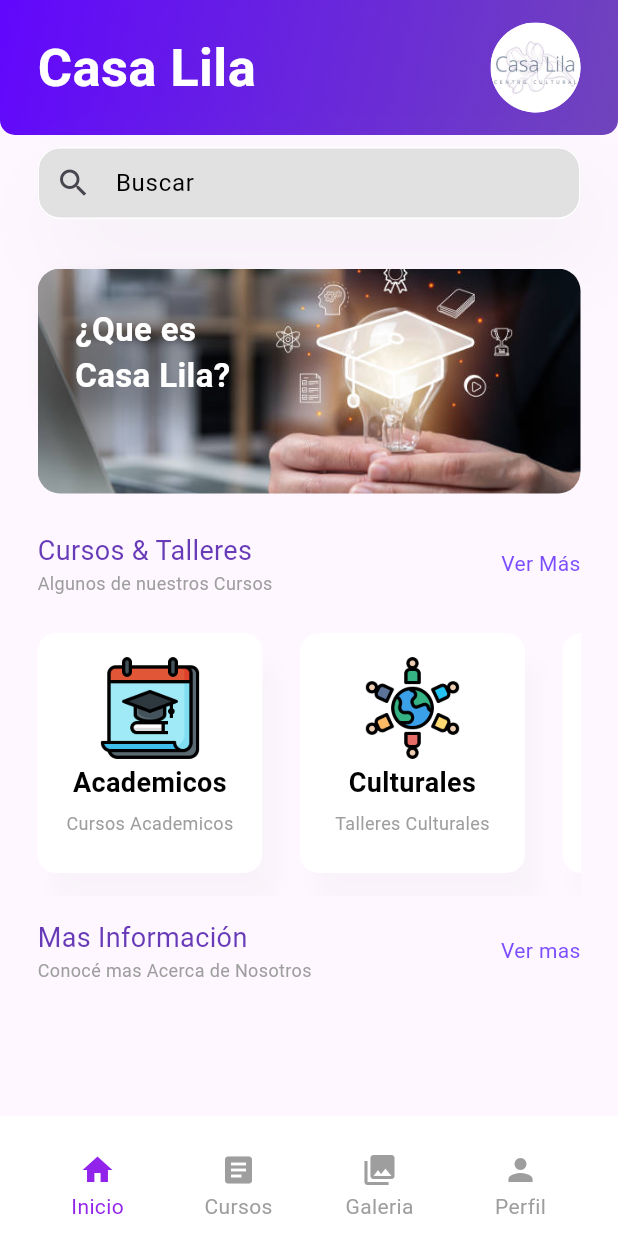
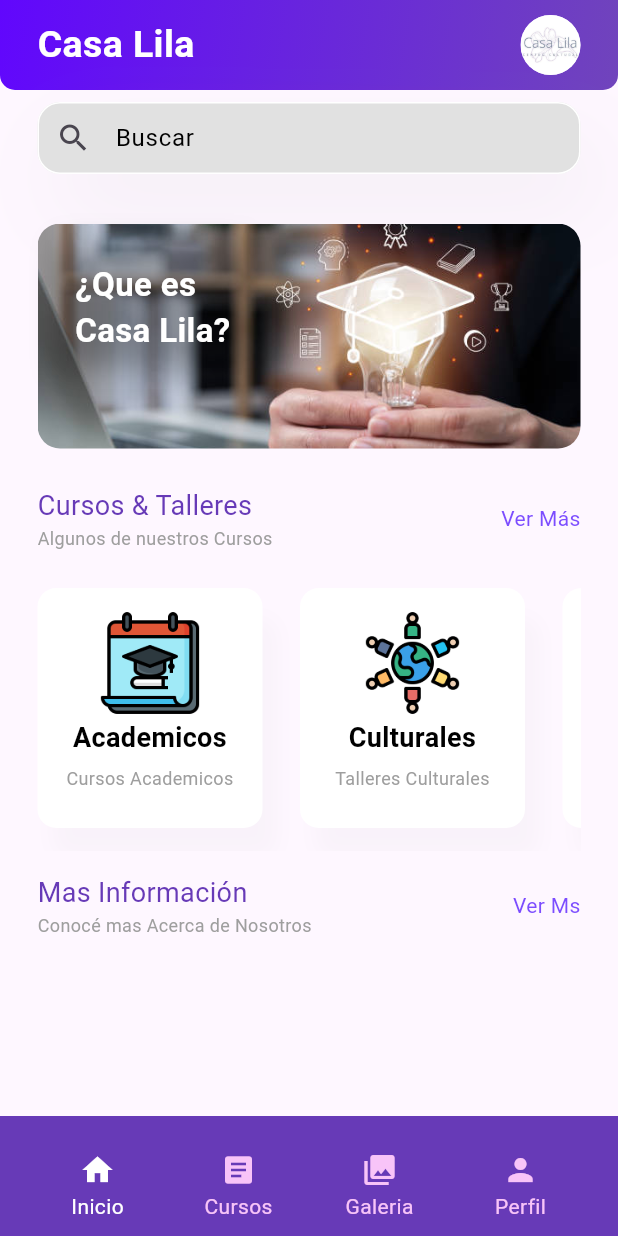
Before and after one commit to Antoni0Pachec0/mobileCasaLila, a Flutter app: the HomeScreen screen opened by its route, on a phone screen of 412 x 824 dp. Run offline on Flutter 3.47's test engine with Material 3 defaults, Android fonts, the phone set to English and light mode, and no system bars.

Commit message:
separacion de los widgets bottom, topbar y creacion de carpetas

```diff
--- a/lib/screens/home_screen.dart
+++ b/lib/screens/global/inicio_screen.dart
@@ -1,4 +1,5 @@
 import 'package:flutter/material.dart';
+import 'package:casalila/screens/inc/topbar.dart';
 
 class HomeScreen extends StatefulWidget {
   const HomeScreen({super.key});
@@ -9,7 +10,6 @@ class HomeScreen extends StatefulWidget {
 
 class _HomeScreenState extends State<HomeScreen> {
   int _selectedIndex = 0;
-
   @override
   Widget build(BuildContext context) {
     return Scaffold(
@@ -28,9 +28,9 @@ class _HomeScreenState extends State<HomeScreen> {
         ),
       ),
       bottomNavigationBar: BottomAppBar(
-        color: Colors.white,
+        color: Colors.deepPurple,
         child: SizedBox(
-          height: 56,
+          height: 100,
           width: MediaQuery.of(context).size.width,
           child: Padding(
             padding: const EdgeInsets.only(left: 25.0, right: 25.0),
@@ -45,7 +45,9 @@ class _HomeScreenState extends State<HomeScreen> {
                     setState(() {
                       _selectedIndex = 0;
                     });
-                    }),
+                    Navigator.pushReplacementNamed(context, 'home');
+                  },
+                ),
                 IconBottomBar(
                   text: "Cursos",
                   icon: Icons.article,
@@ -54,25 +56,31 @@ class _HomeScreenState extends State<HomeScreen> {
                     setState(() {
                       _selectedIndex = 1;
                     });
-                    }),
+                    Navigator.pushReplacementNamed(context, 'cursos');
+                  },
+                ),
                 IconBottomBar(
                   text: "Galeria",
                   icon: Icons.collections,
+                  selected: _selectedIndex == 2,
+                  onPressed: () {
+                    setState(() {
+                      _selectedIndex = 2;
+                    });
+                    Navigator.pushReplacementNamed(context, 'galery');
+                  },
+                ),
+                IconBottomBar(
+                  text: "Perfil",
+                  icon: Icons.person,
                   selected: _selectedIndex == 3,
                   onPressed: () {
                     setState(() {
                       _selectedIndex = 3;
                     });
-                    }),
-                IconBottomBar(
-                    text: "Perfil",
-                    icon: Icons.person,
-                    selected: _selectedIndex == 4,
-                    onPressed: () {
-                      setState(() {
-                        _selectedIndex = 4;
-                      });
-                    })
+                    Navigator.pushReplacementNamed(context, 'profile');
+                  },
+                )
               ],
             ),
           ),
@@ -102,8 +110,9 @@ class IconBottomBar extends StatelessWidget {
           onPressed: onPressed,
           icon: Icon(
             icon,
-            color:
-                selected ? const Color.fromRGBO(145, 35, 234, 1) : Colors.grey,
+            color: selected
+                ? const Color.fromARGB(255, 255, 255, 255)
+                : const Color.fromRGBO(248, 196, 248, 1),
           ),
         ),
         Text(
@@ -112,61 +121,10 @@ class IconBottomBar extends StatelessWidget {
               fontSize: 14,
               height: .1,
               color: selected
-                  ? const Color.fromRGBO(145, 35, 234, 1)
-                  : Colors.grey),
+                  ? const Color.fromARGB(255, 255, 255, 255)
+                  : const Color.fromRGBO(248, 196, 248, 1)),
         )
       ],
-    );
-  }
-}
-
-class TopBar extends StatelessWidget {
-  const TopBar({super.key});
-
-  @override
-  Widget build(BuildContext context) {
-    return Container(
-      height: 90,
-      decoration: const BoxDecoration(
-        borderRadius: BorderRadius.only(
-          bottomLeft: Radius.circular(10),
-          bottomRight: Radius.circular(10),
-        ),
-        gradient: LinearGradient(
-          begin: Alignment.topLeft,
-          end: Alignment.bottomRight,
-          colors: [
-            Color.fromRGBO(97, 7, 253, 1),
-            Color.fromRGBO(112, 68, 188, 1),
-          ],
-        ),
-      ),
-      child: const Padding(
-        padding: EdgeInsets.symmetric(vertical: 10.0, horizontal: 25.0),
-        child: Row(
-          mainAxisAlignment: MainAxisAlignment.spaceBetween,
-          crossAxisAlignment:
-              CrossAxisAlignment.center, // Centra verticalmente el contenido
-          children: [
-            Padding(
-              padding: EdgeInsets.only(
-                  right: 20.0), // Ajusta el margen derecho del texto
-              child: Text(
-                "Casa Lila",
-                style: TextStyle(
-                  color: Colors.white, // Letras de color blanco
-                  fontSize: 35,
-                  fontWeight: FontWeight.bold,
-                ),
-              ),
-            ),
-            CircleAvatar(
-              radius: 30, // Cambia el radio según tu preferencia
-              backgroundImage: AssetImage('assets/casalila.png'),
-            ),
-          ],
-        ),
-      ),
     );
   }
 }
@@ -227,33 +185,30 @@ class PromoCard extends StatelessWidget {
         width: MediaQuery.of(context).size.width,
         height: 150,
         decoration: BoxDecoration(
-          borderRadius: BorderRadius.circular(
-              15), // Añadir el radio de borde al contenedor
+          borderRadius: BorderRadius.circular(15),
         ),
         child: Stack(
           children: [
             ClipRRect(
-              borderRadius: BorderRadius.circular(
-                  15), // Añadir el radio de borde a la imagen
+              borderRadius: BorderRadius.circular(15),
               child: Image.asset(
-                "assets/fondo1.jpg", // Ruta de la imagen de fondo en tus activos
+                "assets/fondo1.jpg",
                 fit: BoxFit.cover,
                 width: double.infinity,
                 height: double.infinity,
               ),
             ),
             Align(
-              alignment: Alignment.topLeft, // Alinear el texto a la izquierda
+              alignment: Alignment.topLeft,
               child: Padding(
                 padding: const EdgeInsets.all(25.0),
                 child: Container(
                   decoration: BoxDecoration(
                     boxShadow: [
                       BoxShadow(
-                        color:
-                            Colors.black.withOpacity(0.3), // Color de la sombra
-                        spreadRadius: 10, // Extensión de la sombra
-                        blurRadius: 15, // Difuminado de la sombra
+                        color: Colors.black.withOpacity(0.3),
+                        spreadRadius: 10,
+                        blurRadius: 15,
                       ),
                     ],
                   ),
@@ -291,7 +246,7 @@ class Headline extends StatelessWidget {
               Text(
                 "Cursos & Talleres",
                 style: TextStyle(
-                    color: Colors.deepPurple, // Change this color
+                    color: Colors.deepPurple,
                     fontSize: 18,
                     fontWeight: FontWeight.normal),
               ),
@@ -345,7 +300,7 @@ class SHeadline extends StatelessWidget {
             ],
           ),
           Text(
-            "Ver mas",
+            "Ver Ms",
             style: TextStyle(
                 color: Colors.deepPurpleAccent, // Change this color
                 fontWeight: FontWeight.normal),
--- a/lib/screens/signin_screen.dart
+++ b/lib/screens/global/registro_screen.dart
@@ -134,7 +134,7 @@ class SignInScreen extends StatelessWidget {
                             vertical: 15,
                           ),
                           child: const Text(
-                            'Sign In',
+                            'Registrarse',
                             style: TextStyle(color: Colors.white),
                           ),
                         ),
--- /dev/null
+++ b/lib/screens/inc/bottom.dart
@@ -0,0 +1,44 @@
+import 'package:flutter/material.dart';
+
+
+class IconBottomBar extends StatelessWidget {
+  const IconBottomBar({
+    super.key,
+    required this.text,
+    required this.icon,
+    required this.selected,
+    required this.onPressed,
+  });
+
+  final String text;
+  final IconData icon;
+  final bool selected;
+  final Function() onPressed;
+
+  @override
+  Widget build(BuildContext context) {
+    return Column(
+      children: [
+        IconButton(
+          onPressed: onPressed,
+          icon: Icon(
+            icon,
+            color: selected
+                ? const Color.fromARGB(255, 255, 255, 255)
+                : const Color.fromRGBO(248, 196, 248, 1),
+          ),
+        ),
+        Text(
+          text,
+          style: TextStyle(
+            fontSize: 14,
+            height: .1,
+            color: selected
+                ? const Color.fromARGB(255, 255, 255, 255)
+                : const Color.fromRGBO(248, 196, 248, 1),
+          ),
+        )
+      ],
+    );
+  }
+}
--- /dev/null
+++ b/lib/screens/inc/topbar.dart
@@ -0,0 +1,50 @@
+import 'package:flutter/material.dart';
+
+class TopBar extends StatelessWidget {
+  const TopBar({super.key});
+
+  @override
+  Widget build(BuildContext context) {
+    return Container(
+      height: 60,
+      decoration: const BoxDecoration(
+        borderRadius: BorderRadius.only(
+          bottomLeft: Radius.circular(10),
+          bottomRight: Radius.circular(10),
+        ),
+        gradient: LinearGradient(
+          begin: Alignment.topLeft,
+          end: Alignment.bottomRight,
+          colors: [
+            Color.fromRGBO(97, 7, 253, 1),
+            Color.fromRGBO(112, 68, 188, 1),
+          ],
+        ),
+      ),
+      child: const Padding(
+        padding: EdgeInsets.symmetric(vertical: 10.0, horizontal: 25.0),
+        child: Row(
+          mainAxisAlignment: MainAxisAlignment.spaceBetween,
+          crossAxisAlignment: CrossAxisAlignment.center,
+          children: [
+            Padding(
+              padding: EdgeInsets.only(right: 20.0),
+              child: Text(
+                "Casa Lila",
+                style: TextStyle(
+                  color: Colors.white,
+                  fontSize: 25,
+                  fontWeight: FontWeight.bold,
+                ),
+              ),
+            ),
+            CircleAvatar(
+              radius: 20,
+              backgroundImage: AssetImage('assets/casalila.png'),
+            ),
+          ],
+        ),
+      ),
+    );
+  }
+}
```
Also changed, not shown: lib/main.dart (+9 -3 lines), lib/screens/global/cursos_screen.dart (added, +90 -0 lines), lib/screens/global/galeria_screen.dart (added, +175 -0 lines), lib/screens/global/perfil_screen.dart (added, +175 -0 lines), lib/screens/global/login_screen.dart (renamed from lib/screens/login_screen.dart). Lines whose indentation alone changed are shown as unchanged.
